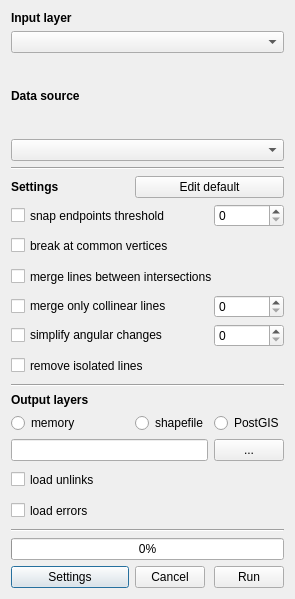
Before: the Qt Designer form road_network_cleaner_dialog_base.ui in spacesyntax/Rcl-topology-cleaner, drawn with Qt 5.
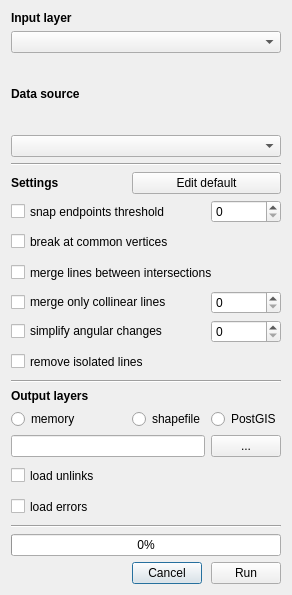
After: the same form once the commit is applied.

The edit to the form file:
```diff
--- a/road_network_cleaner_dialog_base.ui
+++ b/road_network_cleaner_dialog_base.ui
@@ -6,8 +6,8 @@
    <rect>
     <x>0</x>
     <y>0</y>
-    <width>295</width>
-    <height>599</height>
+    <width>292</width>
+    <height>595</height>
    </rect>
   </property>
   <property name="minimumSize">
@@ -45,13 +45,6 @@
        </property>
       </widget>
      </item>
-     <item row="39" column="0">
-      <widget class="QPushButton" name="settingsButton">
-       <property name="text">
-        <string>Settings</string>
-       </property>
-      </widget>
-     </item>
      <item row="39" column="1">
       <widget class="QPushButton" name="cancelButton">
        <property name="sizePolicy">
```
